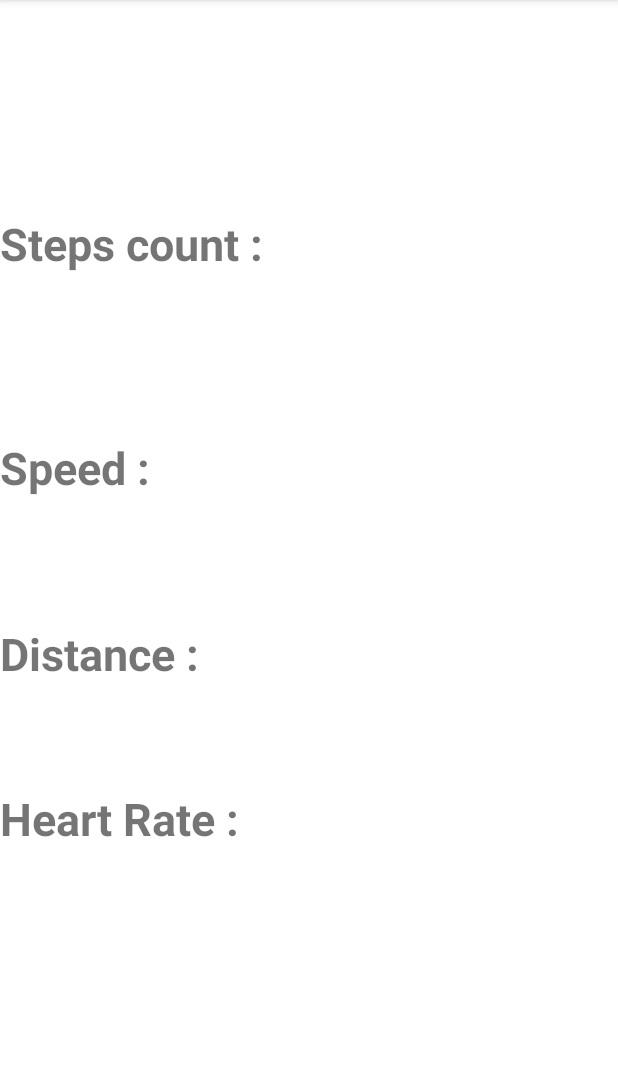
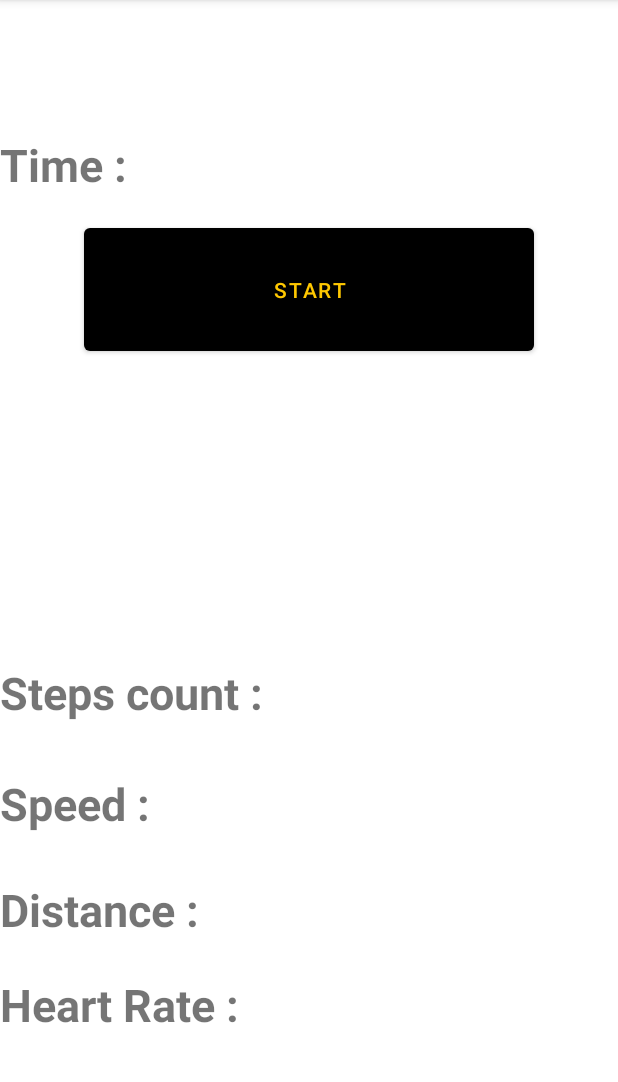
Before and after one commit to MohamedTharwat98/runzone, an Android app: the HeartRateActivity screen opened directly, with no data from a screen before it, on a phone screen of 412 x 824 dp, the part 84-1166 px from its top. Run offline under Robolectric (Android 15) with nearby library versions, the phone set to English and light mode, and no system bars; 1 statement that could not run was skipped.

Commit message:
start button for the mission

```diff
--- a/app/src/main/java/com/example/runzone/MissionActivity.kt
+++ b/app/src/main/java/com/example/runzone/MissionActivity.kt
@@ -20,9 +20,12 @@ import android.content.Intent
 import android.content.pm.PackageManager
 import android.os.Build
 import android.os.Bundle
+import android.os.Handler
+import android.os.Looper
 import android.util.Log
 import android.view.Menu
 import android.view.MenuItem
+import android.widget.Button
 import android.widget.TextView
 import android.widget.Toast
 import androidx.annotation.RequiresApi
@@ -81,6 +84,19 @@ class HeartRateActivity : AppCompatActivity() {
     private var dataPointListener: OnDataPointListener? = null
 
 
+    private var seconds: Int = 0
+    private var isRunning: Boolean = false
+    private lateinit var handler: Handler
+
+    private val timerTextView: TextView by lazy {
+        findViewById<TextView>(R.id.timerTextView)
+    }
+
+    private val startButton: Button by lazy {
+        findViewById<Button>(R.id.startButton)
+    }
+
+
     @RequiresApi(Build.VERSION_CODES.O)
     override fun onCreate(savedInstanceState: Bundle?) {
         super.onCreate(savedInstanceState)
@@ -90,6 +106,45 @@ class HeartRateActivity : AppCompatActivity() {
         initializeLogging()
 
         checkPermissionsAndRun(FitActionRequestCode.SUBSCRIBE)
+
+        handler = Handler(Looper.getMainLooper())
+
+
+        startButton.setOnClickListener {
+            if (!isRunning) {
+                startTimer()
+                startButton.text = "Stop"
+            } else {
+                stopTimer()
+                startButton.text = "Start"
+            }
+        }
+    }
+
+
+    private fun startTimer() {
+        isRunning = true
+        handler.postDelayed(timerRunnable, 1000)
+    }
+
+    private fun stopTimer() {
+        isRunning = false
+        handler.removeCallbacks(timerRunnable)
+    }
+
+    private val timerRunnable = object : Runnable {
+        @RequiresApi(Build.VERSION_CODES.O)
+        override fun run() {
+            seconds++
+            val hours = seconds / 3600
+            val minutes = (seconds % 3600) / 60
+            val secs = seconds % 60
+
+            timerTextView.text = String.format("%02d:%02d:%02d", hours, minutes, secs)
+
+            handler.postDelayed(this, 1000)
+            readAllData()
+        }
     }
 
     @RequiresApi(Build.VERSION_CODES.O)
@@ -227,15 +282,25 @@ class HeartRateActivity : AppCompatActivity() {
                     .show()
             }
             */
-        readDate(DataType.TYPE_HEART_RATE_BPM, Field.FIELD_BPM)
-        readDate(DataType.TYPE_STEP_COUNT_DELTA, Field.FIELD_STEPS)
-        readDate(DataType.TYPE_SPEED, Field.FIELD_SPEED)
-        readDate(DataType.TYPE_DISTANCE_DELTA, Field.FIELD_DISTANCE)
+
+    }
+
+    /**
+     * Reads fitness data by using a [DataReadRequest].  It is possible to read data in
+     * readData() method.
+     *
+     */
+    @RequiresApi(Build.VERSION_CODES.O)
+    private fun readAllData () {
+        readData(DataType.TYPE_HEART_RATE_BPM, Field.FIELD_BPM)
+        readData(DataType.TYPE_STEP_COUNT_DELTA, Field.FIELD_STEPS)
+        readData(DataType.TYPE_SPEED, Field.FIELD_SPEED)
+        readData(DataType.TYPE_DISTANCE_DELTA, Field.FIELD_DISTANCE)
     }
 
 
     @RequiresApi(Build.VERSION_CODES.O)
-    private fun readDate(dataType: DataType, field: Field) {
+    private fun readData(dataType: DataType, field: Field) {
         // Read the data that's been collected throughout the past week.
         val endTime = LocalDateTime.now().atZone(ZoneId.systemDefault())
         //val startTime = endTime.minusWeeks(1)
@@ -292,33 +357,28 @@ class HeartRateActivity : AppCompatActivity() {
                     lastValue =
                         lastDataPoint.getValue(lastDataPoint.dataType.fields[0]).toString()
                     val heartRateText = findViewById<TextView>(R.id.heartRateTextView)
-                    heartRateText.text = "Heart Rate: ${lastValue}"
+                    heartRateText.text = "Heart Rate: ${lastValue} bpm"
                 } else if (field == Field.FIELD_STEPS) {
                     lastValue = lastDataPoint.getValue(Field.FIELD_STEPS).toString()
                     val stepsCountText = findViewById<TextView>(R.id.stepsTextView)
-                    stepsCountText.text = "Steps count: ${lastValue}"
+                    stepsCountText.text = "Steps count: ${lastValue} steps"
                 } else if (field == Field.FIELD_SPEED) {
                     lastValue =
                         lastDataPoint.getValue(lastDataPoint.dataType.fields[0]).toString()
                     //number 0 is the average speed, number 1 is the max speed, number 2 is the min speed
                     //DataType{com.google.speed.summary[average(f), max(f), min(f)]}
                     val speedText = findViewById<TextView>(R.id.speedTextView)
-                    speedText.text = "Speed: ${lastValue}"
+                    speedText.text = "Speed: ${lastValue} m/s"
                 } else if (field == Field.FIELD_DISTANCE) {
                     lastValue =
                         lastDataPoint.getValue(lastDataPoint.dataType.fields[0]).toString()
                     val distanceText = findViewById<TextView>(R.id.distanceTextView)
-                    distanceText.text = "Distance: ${lastValue}"
+                    distanceText.text = "Distance: ${lastValue} m"
                 }
 
                 val lastStartTime = lastDataPoint.getStartTimeString()
                 val lastEndTime = lastDataPoint.getEndTimeString()
 
-                Toast.makeText(
-                    this,
-                    "Last value: $lastValue, start time: $lastStartTime, end time: $lastEndTime",
-                    Toast.LENGTH_LONG
-                ).show()
 
 
             }
--- a/app/src/main/res/layout/activity_mission.xml
+++ b/app/src/main/res/layout/activity_mission.xml
@@ -5,22 +5,24 @@
     android:layout_height="match_parent"
     tools:context=".HeartRateActivity">
 
+
     <TextView
         android:id="@+id/heartRateTextView"
         android:layout_width="wrap_content"
         android:layout_height="wrap_content"
         android:layout_alignParentTop="true"
-        android:layout_marginTop="525dp"
+        android:layout_marginTop="649dp"
         android:text="Heart Rate :"
         android:textSize="30sp"
         android:textStyle="bold" />
+
 
     <TextView
         android:id="@+id/stepsTextView"
         android:layout_width="wrap_content"
         android:layout_height="wrap_content"
         android:layout_alignParentTop="true"
-        android:layout_marginTop="142dp"
+        android:layout_marginTop="441dp"
         android:text="Steps count :"
         android:textSize="30sp"
         android:textStyle="bold" />
@@ -30,21 +32,42 @@
         android:layout_width="wrap_content"
         android:layout_height="wrap_content"
         android:layout_alignParentTop="true"
-        android:layout_marginTop="291dp"
+        android:layout_marginTop="515dp"
         android:text="Speed :"
         android:textSize="30sp"
         android:textStyle="bold" />
-
 
     <TextView
         android:id="@+id/distanceTextView"
         android:layout_width="wrap_content"
         android:layout_height="wrap_content"
         android:layout_alignParentTop="true"
-        android:layout_marginTop="415dp"
+        android:layout_marginTop="586dp"
         android:text="Distance :"
         android:textSize="30sp"
         android:textStyle="bold" />
 
 
+    <TextView
+        android:id="@+id/timerTextView"
+        android:layout_width="wrap_content"
+        android:layout_height="wrap_content"
+        android:layout_alignParentTop="true"
+        android:layout_marginTop="89dp"
+        android:text="Time :"
+        android:textSize="30sp"
+        android:textStyle="bold" />
+
+    <Button
+        android:id="@+id/startButton"
+        android:layout_width="300dp"
+        android:layout_height="94dp"
+        android:layout_gravity="center"
+        android:layout_below="@id/timerTextView"
+        android:layout_centerHorizontal="true"
+        android:layout_marginTop="16dp"
+        android:textColor="@color/yellow"
+        android:text="Start" />
+
+
 </RelativeLayout>
```
